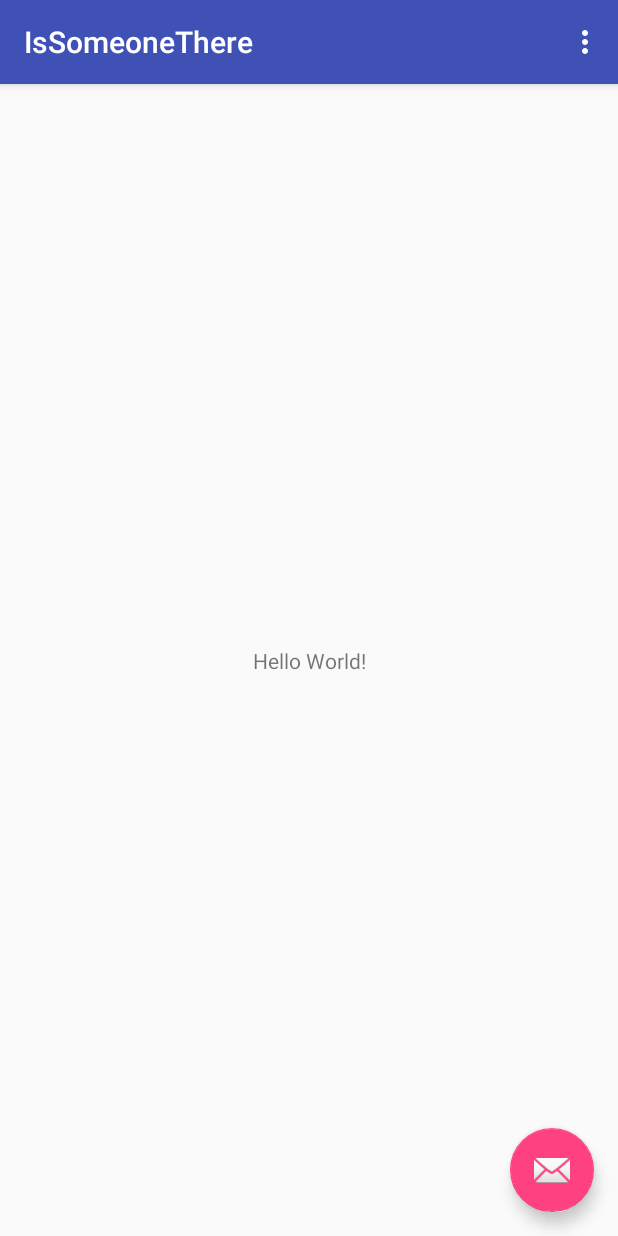
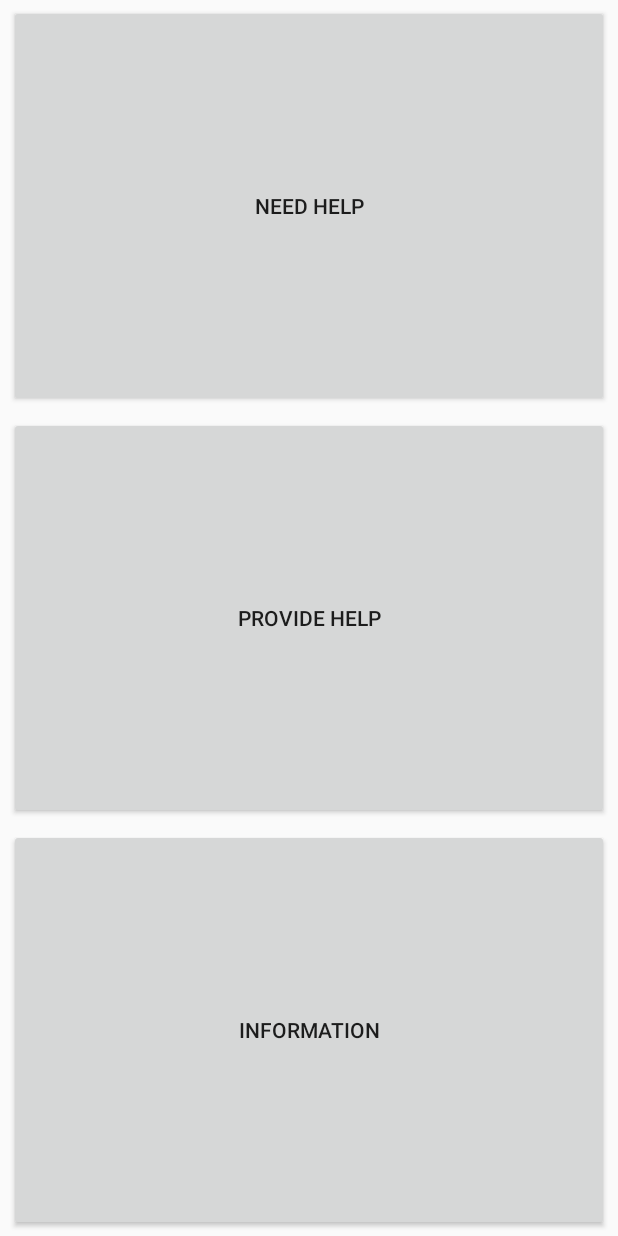
Before and after one commit to Nerus92/TCHackathon2017, an Android app: the screen it shows after launch (MainActivity), on a phone screen of 412 x 824 dp. Run offline under Robolectric (Android 15) with nearby library versions, the phone set to English and light mode, and no system bars.

Commit message:
MainActivity + NeedHelp and MedicalSituation screens

```diff
--- a/IsSomeoneThere/app/src/main/java/com/ist/android/issomeonethere/MainActivity.java
+++ b/IsSomeoneThere/app/src/main/java/com/ist/android/issomeonethere/MainActivity.java
@@ -1,5 +1,6 @@
 package com.ist.android.issomeonethere;
 
+import android.content.Intent;
 import android.os.Bundle;
 import android.support.design.widget.FloatingActionButton;
 import android.support.design.widget.Snackbar;
@@ -8,6 +9,7 @@ import android.support.v7.widget.Toolbar;
 import android.view.View;
 import android.view.Menu;
 import android.view.MenuItem;
+import android.widget.Button;
 
 public class MainActivity extends AppCompatActivity {
 
@@ -15,38 +17,16 @@ public class MainActivity extends AppCompatActivity {
     protected void onCreate(Bundle savedInstanceState) {
         super.onCreate(savedInstanceState);
         setContentView(R.layout.activity_main);
-        Toolbar toolbar = (Toolbar) findViewById(R.id.toolbar);
-        setSupportActionBar(toolbar);
 
-        FloatingActionButton fab = (FloatingActionButton) findViewById(R.id.fab);
-        fab.setOnClickListener(new View.OnClickListener() {
-            @Override
-            public void onClick(View view) {
-                Snackbar.make(view, "Replace with your own action", Snackbar.LENGTH_LONG)
-                        .setAction("Action", null).show();
+        final Button button = (Button) findViewById(R.id.b_need_help);
+        button.setOnClickListener(new View.OnClickListener() {
+            public void onClick(View v) {
+                Intent intent = new Intent(
+                        MainActivity.this,
+                        NeedHelpActivity.class);
+                startActivity(intent);
             }
         });
     }
 
-    @Override
-    public boolean onCreateOptionsMenu(Menu menu) {
-        // Inflate the menu; this adds items to the action bar if it is present.
-        getMenuInflater().inflate(R.menu.menu_main, menu);
-        return true;
-    }
-
-    @Override
-    public boolean onOptionsItemSelected(MenuItem item) {
-        // Handle action bar item clicks here. The action bar will
-        // automatically handle clicks on the Home/Up button, so long
-        // as you specify a parent activity in AndroidManifest.xml.
-        int id = item.getItemId();
-
-        //noinspection SimplifiableIfStatement
-        if (id == R.id.action_settings) {
-            return true;
-        }
-
-        return super.onOptionsItemSelected(item);
-    }
 }
--- a/IsSomeoneThere/app/src/main/res/layout/activity_main.xml
+++ b/IsSomeoneThere/app/src/main/res/layout/activity_main.xml
@@ -1,33 +1,45 @@
 <?xml version="1.0" encoding="utf-8"?>
-<android.support.design.widget.CoordinatorLayout xmlns:android="http://schemas.android.com/apk/res/android"
+<LinearLayout xmlns:android="http://schemas.android.com/apk/res/android"
     xmlns:app="http://schemas.android.com/apk/res-auto"
     xmlns:tools="http://schemas.android.com/tools"
     android:layout_width="match_parent"
     android:layout_height="match_parent"
+    android:orientation="vertical"
     tools:context="com.ist.android.issomeonethere.MainActivity">
 
-    <android.support.design.widget.AppBarLayout
+    <Button
+        android:id="@+id/b_need_help"
         android:layout_width="match_parent"
-        android:layout_height="wrap_content"
-        android:theme="@style/AppTheme.AppBarOverlay">
+        android:text="Need Help"
+        android:layout_height="0dp"
+        android:layout_weight="1"
+        android:layout_marginTop="3dp"
+        android:layout_marginRight="6dp"
+        android:layout_marginLeft="6dp"
+        android:layout_marginBottom="3dp"
+        android:textAlignment="center" />
 
-        <android.support.v7.widget.Toolbar
-            android:id="@+id/toolbar"
-            android:layout_width="match_parent"
-            android:layout_height="?attr/actionBarSize"
-            android:background="?attr/colorPrimary"
-            app:popupTheme="@style/AppTheme.PopupOverlay" />
+    <Button
+        android:id="@+id/b_provide_help"
+        android:layout_width="match_parent"
+        android:text="Provide Help"
+        android:layout_height="0dp"
+        android:layout_weight="1"
+        android:layout_marginTop="3dp"
+        android:layout_marginRight="6dp"
+        android:layout_marginLeft="6dp"
+        android:layout_marginBottom="3dp"
+        android:textAlignment="center" />
 
-    </android.support.design.widget.AppBarLayout>
-
-    <include layout="@layout/content_main" />
-
-    <android.support.design.widget.FloatingActionButton
-        android:id="@+id/fab"
-        android:layout_width="wrap_content"
-        android:layout_height="wrap_content"
-        android:layout_gravity="bottom|end"
-        android:layout_margin="@dimen/fab_margin"
-        app:srcCompat="@android:drawable/ic_dialog_email" />
-
-</android.support.design.widget.CoordinatorLayout>
+    <Button
+        android:id="@+id/b_information"
+        android:layout_width="match_parent"
+        android:text="Information"
+        android:layout_height="0dp"
+        android:layout_weight="1"
+        android:layout_marginTop="3dp"
+        android:layout_marginRight="6dp"
+        android:layout_marginLeft="6dp"
+        android:layout_marginBottom="3dp"
+        android:textAlignment="center" />
+</LinearLayout>
--- a/IsSomeoneThere/app/src/main/res/layout/content_main.xml
+++ /dev/null
@@ -1,20 +0,0 @@
-<?xml version="1.0" encoding="utf-8"?>
-<android.support.constraint.ConstraintLayout xmlns:android="http://schemas.android.com/apk/res/android"
-    xmlns:app="http://schemas.android.com/apk/res-auto"
-    xmlns:tools="http://schemas.android.com/tools"
-    android:layout_width="match_parent"
-    android:layout_height="match_parent"
-    app:layout_behavior="@string/appbar_scrolling_view_behavior"
-    tools:context="com.ist.android.issomeonethere.MainActivity"
-    tools:showIn="@layout/activity_main">
-
-    <TextView
-        android:layout_width="wrap_content"
-        android:layout_height="wrap_content"
-        android:text="Hello World!"
-        app:layout_constraintBottom_toBottomOf="parent"
-        app:layout_constraintLeft_toLeftOf="parent"
-        app:layout_constraintRight_toRightOf="parent"
-        app:layout_constraintTop_toTopOf="parent" />
-
-</android.support.constraint.ConstraintLayout>
--- a/IsSomeoneThere/app/src/main/res/menu/menu_main.xml
+++ /dev/null
@@ -1,10 +0,0 @@
-<menu xmlns:android="http://schemas.android.com/apk/res/android"
-    xmlns:app="http://schemas.android.com/apk/res-auto"
-    xmlns:tools="http://schemas.android.com/tools"
-    tools:context="com.ist.android.issomeonethere.MainActivity">
-    <item
-        android:id="@+id/action_settings"
-        android:orderInCategory="100"
-        android:title="@string/action_settings"
-        app:showAsAction="never" />
-</menu>
--- a/IsSomeoneThere/app/src/main/res/values/strings.xml
+++ b/IsSomeoneThere/app/src/main/res/values/strings.xml
@@ -1,4 +1,4 @@
 <resources>
     <string name="app_name">IsSomeoneThere</string>
-    <string name="action_settings">Settings</string>
+    <string name="helloworld">Hello World</string>
 </resources>
```
Also changed, not shown: IsSomeoneThere/app/src/main/AndroidManifest.xml (+9 -0 lines), IsSomeoneThere/app/src/main/java/com/ist/android/issomeonethere/MedicalSituationActivity.java (added, +27 -0 lines), IsSomeoneThere/app/src/main/java/com/ist/android/issomeonethere/NeedHelpActivity.java (added, +39 -0 lines), IsSomeoneThere/app/src/main/res/layout/activity_medical_situation.xml (added, +74 -0 lines), IsSomeoneThere/app/src/main/res/layout/activity_need_help.xml (added, +84 -0 lines).
